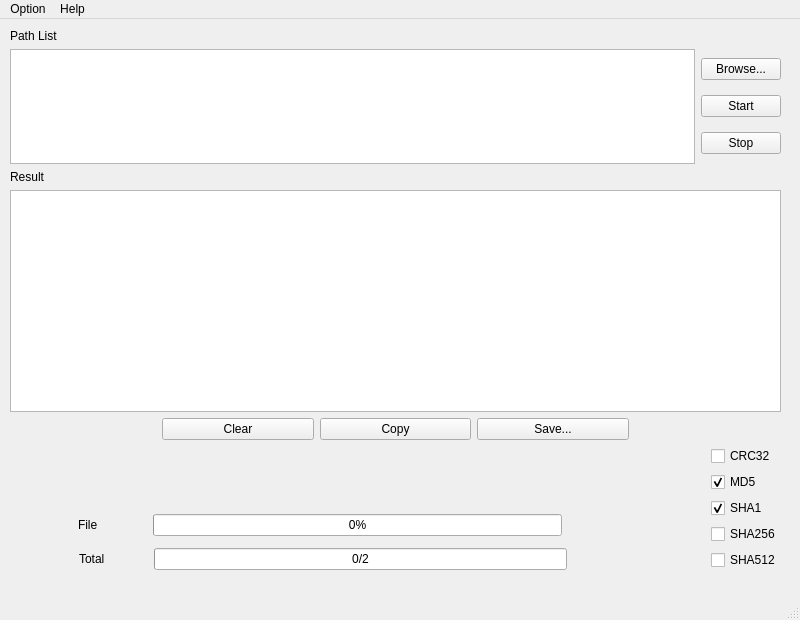
qux-bbb/XHash, file src/xhash.ui: the form before one commit.
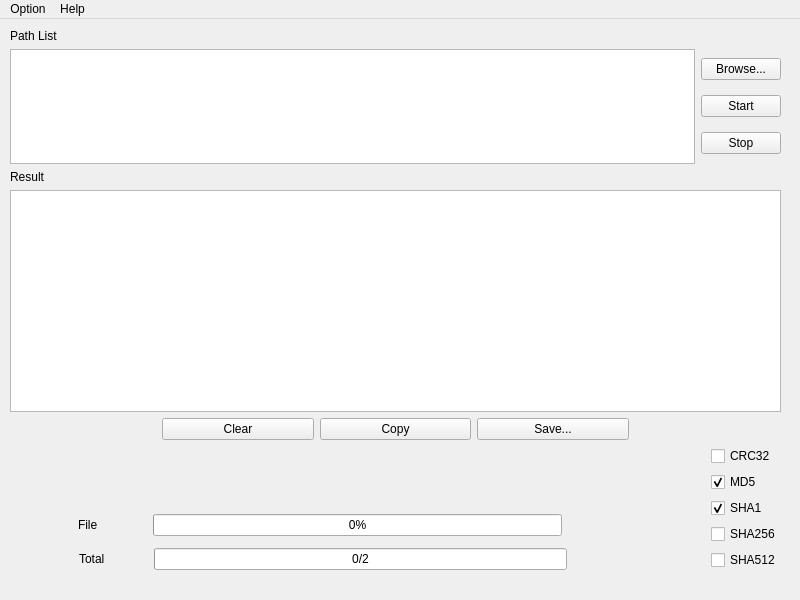
The form after the commit.

Commit message: remove statusbar

What changed in the file:
```diff
--- a/src/xhash.ui
+++ b/src/xhash.ui
@@ -10,7 +10,7 @@
     <x>0</x>
     <y>0</y>
     <width>800</width>
-    <height>620</height>
+    <height>600</height>
    </rect>
   </property>
   <property name="minimumSize">
@@ -377,7 +377,6 @@
    <addaction name="menuOption"/>
    <addaction name="menuAbout"/>
   </widget>
-  <widget class="QStatusBar" name="statusbar"/>
   <action name="actionAbout">
    <property name="text">
     <string>About</string>
```
